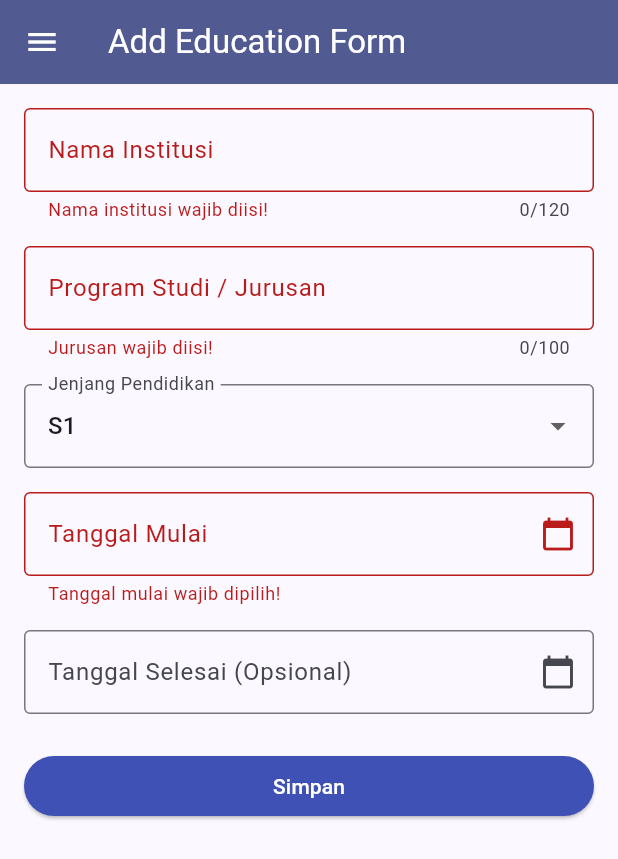
After one commit to fayizmahardika-blip/myportofolio_mobile, a Flutter app: the EducationFormPage screen opened directly, after a tap on "Simpan", on a phone screen of 412 x 824 dp. The commit adds this screen. Shown: the top 859 px of the screen. Run offline on Flutter 3.47's test engine with Material 3 defaults, Android fonts, the phone set to English and light mode, and no system bars; our stand-ins replace material_ui.

Commit message:
feat: add education form and navigation

```diff
--- /dev/null
+++ b/lib/screens/education_form.dart
@@ -0,0 +1,239 @@
+
+import 'package:material_ui/material_ui.dart';
+import 'package:myportofolio_mobile/widgets/left_drawer.dart';
+
+class EducationFormPage extends StatefulWidget {
+  const EducationFormPage({super.key});
+
+  @override
+  State<EducationFormPage> createState() => _EducationFormPageState();
+}
+
+class _EducationFormPageState extends State<EducationFormPage> {
+  final _formKey = GlobalKey<FormState>();
+
+  final _institutionController = TextEditingController();
+  final _majorController = TextEditingController();
+  final _startController = TextEditingController();
+  final _endController = TextEditingController();
+
+  String _degree = 'S1';
+  DateTime? _startDate;
+  DateTime? _endDate;
+
+  static const _degrees = ['SMA', 'D3', 'S1', 'S2', 'S3'];
+
+  String _formatDate(DateTime date) {
+    final day = date.day.toString().padLeft(2, '0');
+    final month = date.month.toString().padLeft(2, '0');
+    return '$day/$month/${date.year}';
+  }
+
+  Future<void> _pickDate({required bool isStart}) async {
+    final selected = await showDatePicker(
+      context: context,
+      initialDate: isStart
+          ? (_startDate ?? DateTime.now())
+          : (_endDate ?? _startDate ?? DateTime.now()),
+      firstDate: DateTime(1950),
+      lastDate: DateTime(2100),
+    );
+
+    if (!mounted || selected == null) return;
+
+    setState(() {
+      if (isStart) {
+        _startDate = selected;
+        _startController.text = _formatDate(selected);
+      } else {
+        _endDate = selected;
+        _endController.text = _formatDate(selected);
+      }
+    });
+
+    _formKey.currentState?.validate();
+  }
+
+  void _saveEducation() {
+    if (!_formKey.currentState!.validate()) return;
+
+    showDialog<void>(
+      context: context,
+      builder: (dialogContext) => AlertDialog(
+        title: const Text('Data Edukasi'),
+        content: SingleChildScrollView(
+          child: Column(
+            mainAxisSize: MainAxisSize.min,
+            crossAxisAlignment: CrossAxisAlignment.start,
+            children: [
+              Text('Institusi: ${_institutionController.text.trim()}'),
+              Text('Jurusan: ${_majorController.text.trim()}'),
+              Text('Jenjang: $_degree'),
+              Text('Tanggal Mulai: ${_formatDate(_startDate!)}'),
+              Text(
+                'Tanggal Selesai: ${_endDate == null ? "Masih berlangsung" : _formatDate(_endDate!)}',
+              ),
+            ],
+          ),
+        ),
+        actions: [
+          TextButton(
+            onPressed: () => Navigator.pop(dialogContext),
+            child: const Text('OK'),
+          ),
+        ],
+      ),
+    );
+  }
+
+  @override
+  void dispose() {
+    _institutionController.dispose();
+    _majorController.dispose();
+    _startController.dispose();
+    _endController.dispose();
+    super.dispose();
+  }
+
+  @override
+  Widget build(BuildContext context) {
+    return Scaffold(
+      appBar: AppBar(
+        title: const Text('Add Education Form'),
+        backgroundColor: Theme.of(context).colorScheme.primary,
+        foregroundColor: Colors.white,
+      ),
+      drawer: const LeftDrawer(),
+      body: Form(
+        key: _formKey,
+        child: SingleChildScrollView(
+          padding: const EdgeInsets.all(16),
+          child: Column(
+            crossAxisAlignment: CrossAxisAlignment.stretch,
+            children: [
+              TextFormField(
+                controller: _institutionController,
+                maxLength: 120,
+                decoration: const InputDecoration(
+                  labelText: 'Nama Institusi',
+                  border: OutlineInputBorder(),
+                ),
+                validator: (value) {
+                  if (value == null || value.trim().isEmpty) {
+                    return 'Nama institusi wajib diisi!';
+                  }
+                  return null;
+                },
+              ),
+              const SizedBox(height: 16),
+
+              TextFormField(
+                controller: _majorController,
+                maxLength: 100,
+                decoration: const InputDecoration(
+                  labelText: 'Program Studi / Jurusan',
+                  border: OutlineInputBorder(),
+                ),
+                validator: (value) {
+                  if (value == null || value.trim().isEmpty) {
+                    return 'Jurusan wajib diisi!';
+                  }
+                  return null;
+                },
+              ),
+              const SizedBox(height: 16),
+
+              DropdownButtonFormField<String>(
+                initialValue: _degree,
+                decoration: const InputDecoration(
+                  labelText: 'Jenjang Pendidikan',
+                  border: OutlineInputBorder(),
+                ),
+                items: _degrees.map((degree) {
+                  return DropdownMenuItem(
+                    value: degree,
+                    child: Text(degree),
+                  );
+                }).toList(),
+                onChanged: (value) {
+                  if (value != null) {
+                    setState(() => _degree = value);
+                  }
+                },
+                validator: (value) {
+                  if (value == null) {
+                    return 'Pilih jenjang pendidikan!';
+                  }
+                  return null;
+                },
+              ),
+              const SizedBox(height: 16),
+
+              TextFormField(
+                controller: _startController,
+                readOnly: true,
+                decoration: const InputDecoration(
+                  labelText: 'Tanggal Mulai',
+                  border: OutlineInputBorder(),
+                  suffixIcon: Icon(Icons.calendar_today),
+                ),
+                onTap: () {
+                  _pickDate(isStart: true);
+                },
+                validator: (_) {
+                  if (_startDate == null) {
+                    return 'Tanggal mulai wajib dipilih!';
+                  }
+                  return null;
+                },
+              ),
+              const SizedBox(height: 16),
+
+              TextFormField(
+                controller: _endController,
+                readOnly: true,
+                decoration: InputDecoration(
+                  labelText: 'Tanggal Selesai (Opsional)',
+                  border: const OutlineInputBorder(),
+                  suffixIcon: _endDate == null
+                      ? const Icon(Icons.calendar_today)
+                      : IconButton(
+                          icon: const Icon(Icons.clear),
+                          onPressed: () {
+                            setState(() {
+                              _endDate = null;
+                              _endController.clear();
+                            });
+                            _formKey.currentState?.validate();
+                          },
+                        ),
+                ),
+                onTap: () {
+                  _pickDate(isStart: false);
+                },
+                validator: (_) {
+                  if (_startDate != null &&
+                      _endDate != null &&
+                      _endDate!.isBefore(_startDate!)) {
+                    return 'Tanggal selesai tidak boleh sebelum tanggal mulai!';
+                  }
+                  return null;
+                },
+              ),
+              const SizedBox(height: 24),
+
+              ElevatedButton(
+                style: ElevatedButton.styleFrom(
+                  backgroundColor: Colors.indigo,
+                  foregroundColor: Colors.white,
+                ),
+                onPressed: _saveEducation,
+                child: const Text('Simpan'),
+              ),
+            ],
+          ),
+        ),
+      ),
+    );
+  }
+}
--- a/lib/screens/menu.dart
+++ b/lib/screens/menu.dart
@@ -14,6 +14,7 @@ class MyHomePage extends StatelessWidget {
     ItemHomepage("Lihat Proyek", Icons.folder, Colors.blue),
     ItemHomepage("Tambah Proyek", Icons.add_circle, Colors.green),
     ItemHomepage("Logout", Icons.logout, Colors.red),
+    ItemHomepage("Tambah Edukasi", Icons.school, Colors.purple),
   ];
 
   @override
--- a/lib/widgets/left_drawer.dart
+++ b/lib/widgets/left_drawer.dart
@@ -1,6 +1,7 @@
 import 'package:material_ui/material_ui.dart';
 import 'package:myportofolio_mobile/screens/menu.dart';
 import 'package:myportofolio_mobile/screens/project_form.dart';
+import 'package:myportofolio_mobile/screens/education_form.dart';
 
 class LeftDrawer extends StatelessWidget {
   const LeftDrawer({super.key});
@@ -58,6 +59,19 @@ class LeftDrawer extends StatelessWidget {
               );
             },
           ),
+          ListTile(
+            leading: const Icon(Icons.school_outlined),
+            title: const Text('Add Education'),
+            onTap: () {
+              Navigator.pop(context);
+              Navigator.pushReplacement(
+                context,
+                MaterialPageRoute(
+                  builder: (context) => const EducationFormPage(),
+                ),
+              );
+            },
+          ),
         ],
       ),
     );
```
Also changed, not shown: lib/widgets/project_card.dart (+11 -1 lines).
